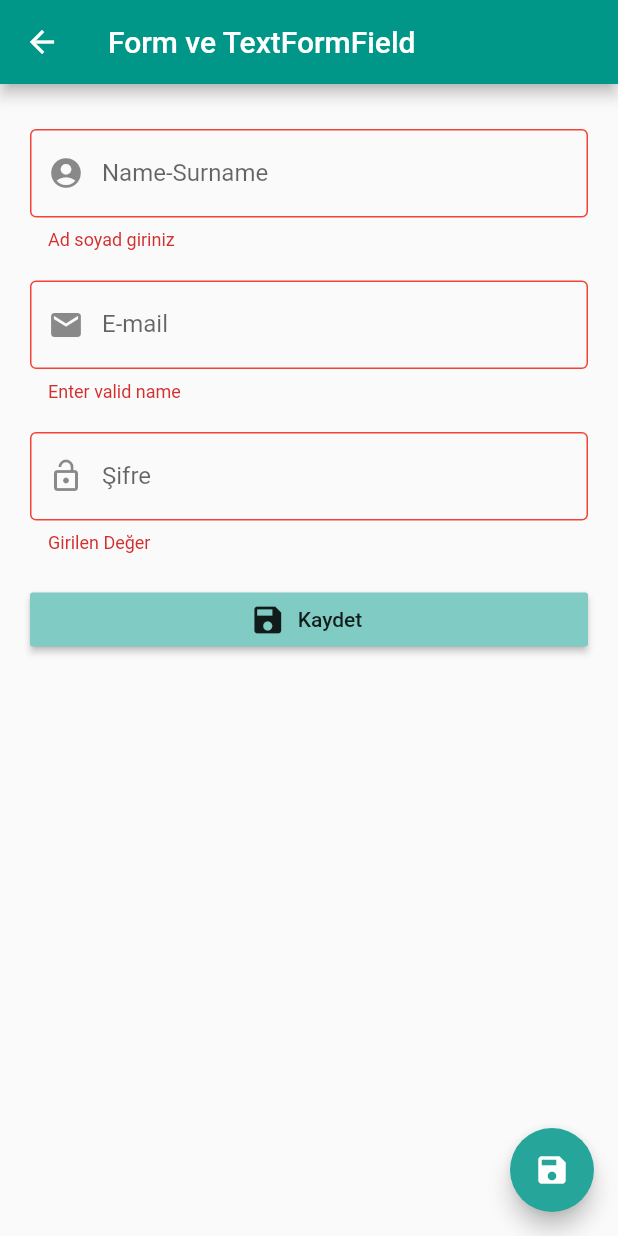
After one commit to bilaloz/FlutterExample, a Flutter app: the TextFieldIslemleri screen opened by its route, after a tap on "Kaydet", on a phone screen of 412 x 824 dp. The commit adds this screen. Run offline on Flutter 3.47's test engine with Material 2 defaults, Android fonts, the phone set to English and light mode, and no system bars; our stand-ins replace fluttertoast.

Commit message:
Form Input add

```diff
--- /dev/null
+++ b/lib/listeler/form_input.dart
@@ -0,0 +1,124 @@
+import 'package:flutter/material.dart';
+
+class TextFieldIslemleri extends StatefulWidget {
+  @override
+  _TextFieldIslemleriState createState() => _TextFieldIslemleriState();
+}
+
+class _TextFieldIslemleriState extends State<TextFieldIslemleri> {
+  String _nameSurname, _password, _email;
+  final formKey = GlobalKey<FormState>();
+  bool otoController = false ;
+
+  @override
+  Widget build(BuildContext context) {
+    return Theme(
+        data: ThemeData(
+            primarySwatch: Colors.blue,
+            primaryColor: Colors.teal,
+            accentColor: Colors.teal.shade400),
+        child: Scaffold(
+          appBar: AppBar(
+            title: Text("Form ve TextFormField"),
+          ),
+          floatingActionButton: FloatingActionButton(
+            onPressed: () {},
+            child: Icon(Icons.save),
+          ),
+          body: Padding(
+            padding: EdgeInsets.all(20),
+            child: Form(
+              key: formKey,
+                autovalidate: otoController,
+                child: ListView(
+                  children: <Widget>[
+                    SizedBox(height: 10,),
+                    TextFormField(
+                      validator: (String data) {
+                        return data.length < 6 ? "Ad soyad giriniz" : null;
+                      },
+                      onSaved: (value)=>_nameSurname = value,
+                      decoration: InputDecoration(
+                        prefixIcon: Icon(Icons.account_circle),
+                        hintText: "Name and surname",
+                        enabledBorder: OutlineInputBorder(
+                            borderSide: BorderSide(color: Colors.green)),
+                        errorBorder: OutlineInputBorder(
+                            borderSide: BorderSide(color: Colors.red)),
+                        focusedBorder: OutlineInputBorder(
+                            borderSide: BorderSide(color: Colors.blue)),
+                        labelText: "Name-Surname",
+                        border: OutlineInputBorder(
+                            borderSide: BorderSide(color: Colors.red)),
+                      ),
+                    ),
+                    SizedBox(
+                      height: 20,
+                    ),
+                    TextFormField(
+                      keyboardType: TextInputType.emailAddress,
+                      validator: (String data )=>_emailValidator(data),
+                      onSaved: (value)=>_email = value,
+
+                      decoration: InputDecoration(
+                        prefixIcon: Icon(Icons.email),
+                        hintText: "E-Mail",
+                        labelText: "E-mail",
+                        errorBorder: OutlineInputBorder(
+                            borderSide: BorderSide(color: Colors.red)),
+                        border: (OutlineInputBorder()),
+                      ),
+                    ),
+                    SizedBox(
+                      height: 20,
+                    ),
+                    TextFormField(
+                      obscureText: true,
+                      validator: (String data) {
+                        return data.length<6 ? "Girilen Değer" : null;
+                      },
+                      onSaved: (value)=>_password = value,
+
+                      decoration: InputDecoration(
+                        prefixIcon: Icon(Icons.lock_open),
+                        hintText: "Şifre",
+                        labelText: "Şifre",
+                        errorBorder: OutlineInputBorder(
+                            borderSide: BorderSide(color: Colors.red)),
+                        border: OutlineInputBorder(
+                            borderSide: BorderSide(color: Colors.red)),
+                      ),
+                    ),
+                    SizedBox(
+                      height: 20,
+                    ),
+                    RaisedButton.icon(
+                        onPressed: () {
+                          _loginVerify();
+                        },
+                        color: Colors.teal.shade200,
+                        icon: Icon(Icons.save),
+                        label: Text("Kaydet"))
+                  ],
+                )),
+          ),
+        ));
+  }
+
+  void _loginVerify() {
+    if(formKey.currentState.validate()){
+      formKey.currentState.save();
+      debugPrint("girilen mail $_email $_password $_nameSurname");
+    }
+    else{
+      setState(() {
+        otoController=true;
+      });
+    }
+  }
+
+  String _emailValidator(String mail) {
+    bool emailValid = RegExp(r"^[a-zA-Z0-9.]+@[a-zA-Z0-9]+\.[a-zA-Z]+").hasMatch(mail);
+    return emailValid ? null : "Enter valid name" ;
+  }
+}
--- a/lib/main.dart
+++ b/lib/main.dart
@@ -1,6 +1,8 @@
 import 'package:flutter/material.dart';
 import 'package:flutter_example/listeler/custom_scrool.dart';
+import 'package:flutter_example/listeler/form_input.dart';
 import 'package:flutter_example/listeler/gridview.dart';
+import 'package:flutter_example/listeler/input_form.dart';
 import 'package:flutter_example/listeler/list.dart';
 import 'package:flutter_example/listeler/list_type.dart';
 import 'package:flutter_example/listeler/navigasyon.dart';
@@ -14,6 +16,8 @@ void main() {
       '/CPage':(context) => DNavigasyon(),
       '/DPage':(context) => DNavigasyon(),
       '/APage':(context) => DNavigasyon(),
+      '/FormIslemleri':(context) => FormIslemleri(),
+      '/TextFieldIslemleri':(context) => TextFieldIslemleri(),
     },
     theme: ThemeData(primarySwatch: Colors.orange,
       //brightness: Brightness.light,
```
Also changed, not shown: lib/listeler/input_form.dart (added, +129 -0 lines), lib/listeler/navigasyon.dart (+22 -1 lines), 1 other file.
